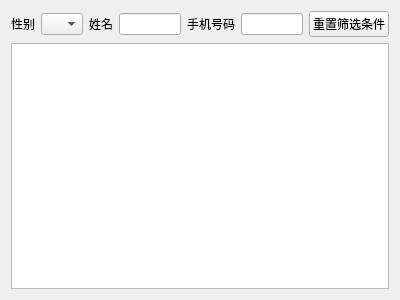
Old version of the form memberwidget.ui in the repository okfanger/xiaofang-supermarket-qt.
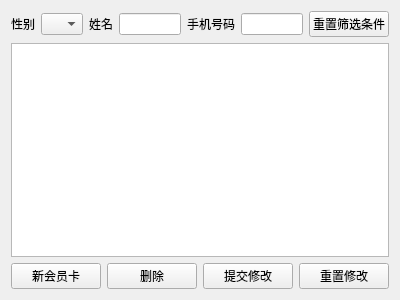
New version of the form.

```diff
--- a/memberwidget.ui
+++ b/memberwidget.ui
@@ -74,6 +74,38 @@
    <item>
     <widget class="QTableView" name="tableView"/>
    </item>
+   <item>
+    <layout class="QHBoxLayout" name="horizontalLayout_2">
+     <item>
+      <widget class="QPushButton" name="pushButton_3">
+       <property name="text">
+        <string>新会员卡</string>
+       </property>
+      </widget>
+     </item>
+     <item>
+      <widget class="QPushButton" name="pushButton_2">
+       <property name="text">
+        <string>删除</string>
+       </property>
+      </widget>
+     </item>
+     <item>
+      <widget class="QPushButton" name="pushButton_4">
+       <property name="text">
+        <string>提交修改</string>
+       </property>
+      </widget>
+     </item>
+     <item>
+      <widget class="QPushButton" name="pushButton_5">
+       <property name="text">
+        <string>重置修改</string>
+       </property>
+      </widget>
+     </item>
+    </layout>
+   </item>
   </layout>
  </widget>
  <resources/>
```
